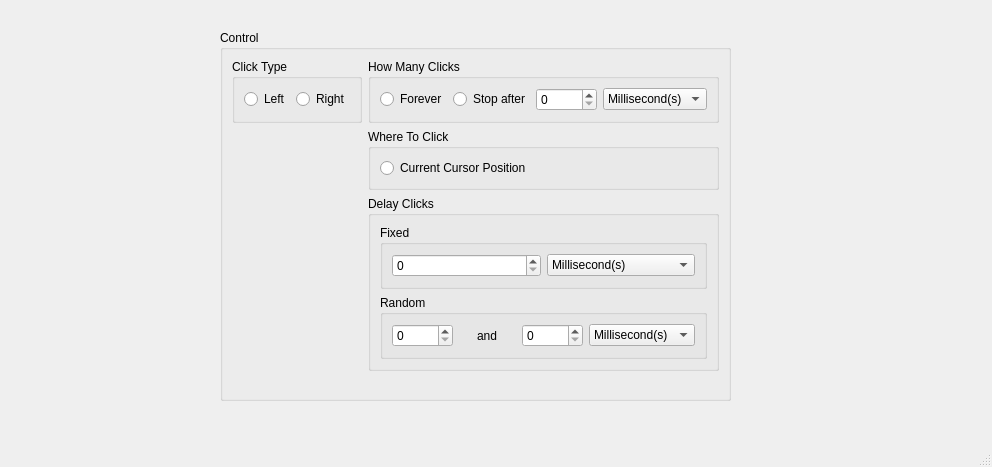
Old version of the form mainwindow.ui in the repository apesci1/auto-clicker.
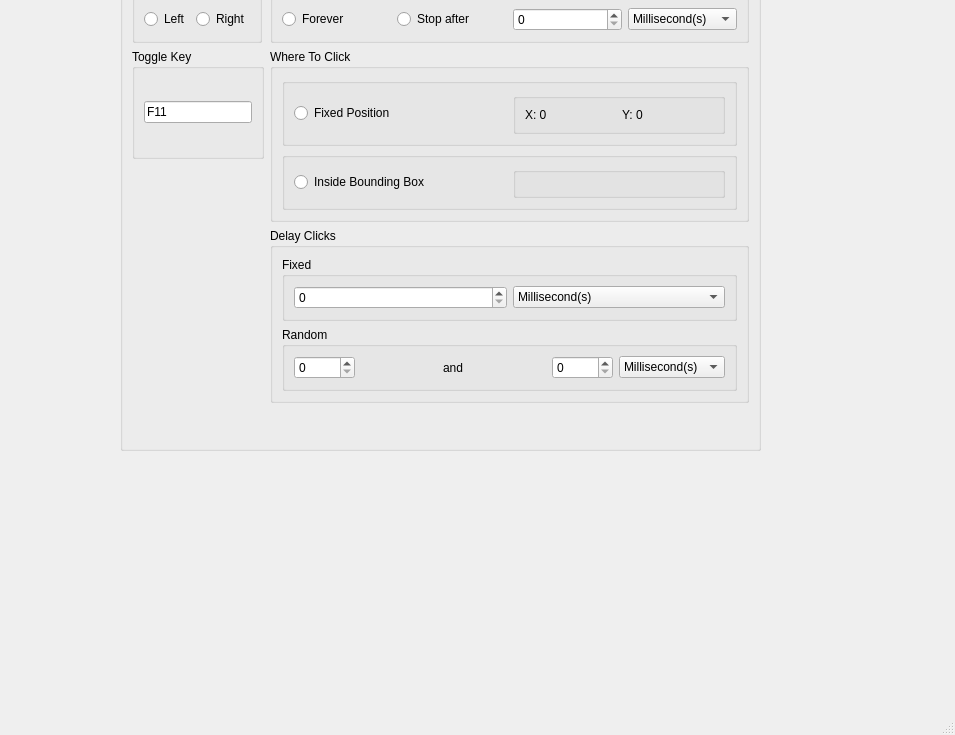
New version of the form.

Commit message: update: global hotkeys toggle

What changed in the file:
```diff
--- a/mainwindow.ui
+++ b/mainwindow.ui
@@ -6,8 +6,8 @@
    <rect>
     <x>0</x>
     <y>0</y>
-    <width>992</width>
-    <height>467</height>
+    <width>955</width>
+    <height>735</height>
    </rect>
   </property>
   <property name="windowTitle">
@@ -17,10 +17,10 @@
    <widget class="QGroupBox" name="groupBox_7">
     <property name="geometry">
      <rect>
-      <x>220</x>
-      <y>30</y>
-      <width>511</width>
-      <height>371</height>
+      <x>120</x>
+      <y>-50</y>
+      <width>641</width>
+      <height>501</height>
      </rect>
     </property>
     <property name="title">
@@ -102,16 +102,16 @@
        </layout>
       </widget>
      </item>
-     <item row="1" column="1">
-      <widget class="QGroupBox" name="groupBox">
+     <item row="1" column="0">
+      <widget class="QGroupBox" name="groupBox_9">
        <property name="title">
-        <string>Where To Click</string>
+        <string>Toggle Key</string>
        </property>
-       <layout class="QVBoxLayout" name="verticalLayout_3">
+       <layout class="QHBoxLayout" name="horizontalLayout_4">
         <item>
-         <widget class="QRadioButton" name="radioButton">
+         <widget class="QLineEdit" name="lineEdit_key">
           <property name="text">
-           <string>Current Cursor Position</string>
+           <string>F11</string>
           </property>
          </widget>
         </item>
@@ -237,6 +237,78 @@
        </layout>
       </widget>
      </item>
+     <item row="1" column="1">
+      <widget class="QGroupBox" name="groupBox">
+       <property name="title">
+        <string>Where To Click</string>
+       </property>
+       <layout class="QVBoxLayout" name="verticalLayout_3">
+        <item>
+         <widget class="QGroupBox" name="groupBox_2">
+          <property name="title">
+           <string/>
+          </property>
+          <layout class="QHBoxLayout" name="horizontalLayout">
+           <item>
+            <widget class="QRadioButton" name="radioButton">
+             <property name="text">
+              <string>Fixed Position</string>
+             </property>
+            </widget>
+           </item>
+           <item>
+            <widget class="QGroupBox" name="groupBox_12">
+             <property name="title">
+              <string/>
+             </property>
+             <layout class="QHBoxLayout" name="horizontalLayout_9">
+              <item>
+               <widget class="QLabel" name="label_x">
+                <property name="text">
+                 <string>X: 0</string>
+                </property>
+               </widget>
+              </item>
+              <item>
+               <widget class="QLabel" name="label_y">
+                <property name="text">
+                 <string>Y: 0</string>
+                </property>
+               </widget>
+              </item>
+             </layout>
+            </widget>
+           </item>
+          </layout>
+         </widget>
+        </item>
+        <item>
+         <widget class="QGroupBox" name="groupBox_10">
+          <property name="title">
+           <string/>
+          </property>
+          <layout class="QHBoxLayout" name="horizontalLayout_7">
+           <item>
+            <widget class="QRadioButton" name="radioButton_6">
+             <property name="text">
+              <string>Inside Bounding Box</string>
+             </property>
+            </widget>
+           </item>
+           <item>
+            <widget class="QGroupBox" name="groupBox_11">
+             <property name="title">
+              <string/>
+             </property>
+             <layout class="QHBoxLayout" name="horizontalLayout_8"/>
+            </widget>
+           </item>
+          </layout>
+         </widget>
+        </item>
+       </layout>
+      </widget>
+     </item>
     </layout>
    </widget>
   </widget>
```
Left out of the diff: 6 changed lines with no effect on the pictures. The commit also changes 3 other files.
